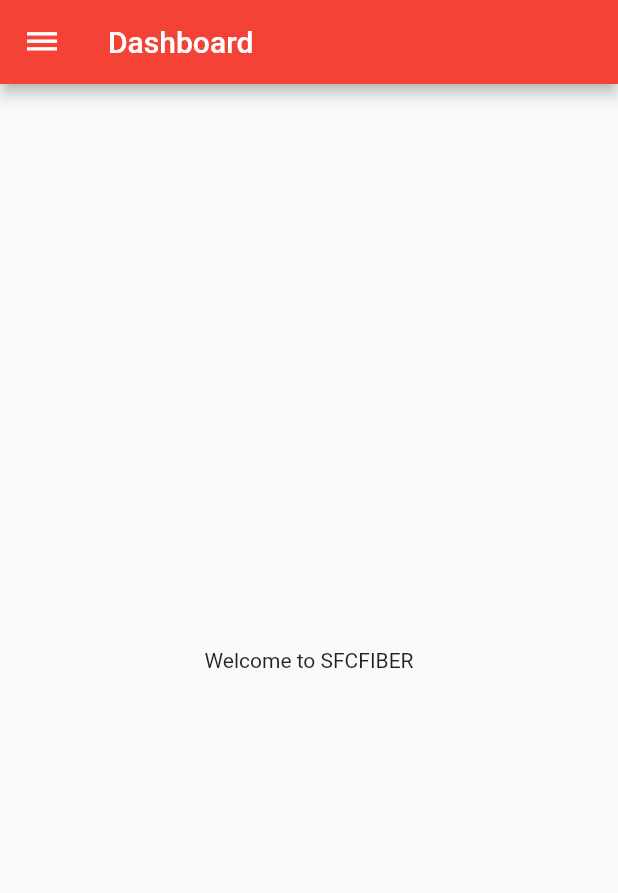
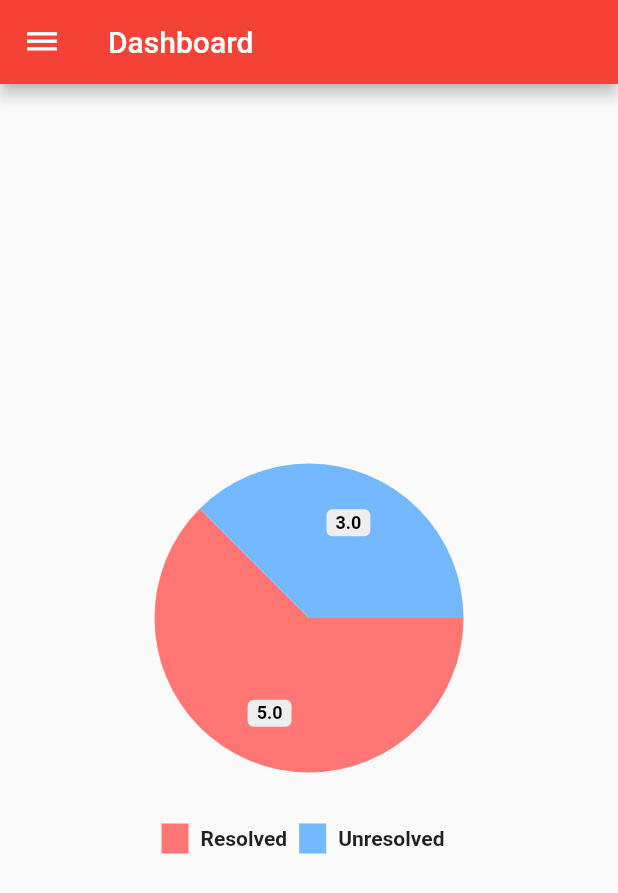
Before and after one commit to MartinMbae/sfc_network, a Flutter app: the HomePage screen opened directly, on a phone screen of 412 x 824 dp. Shown: the top 893 px of the screen. Run offline on Flutter 3.47's test engine with Material 2 defaults, Android fonts, the phone set to English and light mode, and no system bars; drawn by our look-alikes of pie_chart; our stand-ins replace flutter_form_builder, flutter_screenutil, google_fonts, google_maps_flutter, image_picker, shared_preferences; missing offline and left inert: ars_progress_dialog, flutter_awesome_alert_box; accounts and stored records are empty; statements that could not run were skipped.

```diff
--- a/lib/fragments/first_fragment.dart
+++ b/lib/fragments/first_fragment.dart
@@ -1,11 +1,39 @@
 import 'package:flutter/material.dart';
-import 'package:flutter_network/pages/login.dart';
+import 'package:pie_chart/pie_chart.dart';
 
 class FirstFragment extends StatelessWidget {
   @override
   Widget build(BuildContext context) {
+
+
+    Map<String, double> dataMap = {
+      "Resolved": 5,
+      "Unresolved": 3,
+    };
+
     return Center(
-      child: Text("Welcome to SFCFIBER"
+      child: PieChart(
+        dataMap: dataMap,
+        animationDuration: Duration(milliseconds: 1000),
+        chartLegendSpacing: 32,
+        chartRadius: MediaQuery.of(context).size.width / 2,
+        initialAngleInDegree: 0,
+        chartType: ChartType.disc,
+        legendOptions: LegendOptions(
+          showLegendsInRow: true,
+          legendPosition: LegendPosition.bottom,
+          showLegends: true,
+          legendShape: BoxShape.rectangle,
+          legendTextStyle: TextStyle(
+            fontWeight: FontWeight.bold,
+          ),
+        ),
+        chartValuesOptions: ChartValuesOptions(
+          showChartValueBackground: true,
+          showChartValues: true,
+          showChartValuesInPercentage: false,
+          showChartValuesOutside: false,
+        ),
       ),
     );
   }
--- a/pubspec.yaml
+++ b/pubspec.yaml
@@ -33,6 +33,7 @@ dependencies:
   flutter_form_builder: any
   image_picker: ^0.6.7+21
   google_maps_flutter: ^1.1.1
+  pie_chart: ^4.0.1
 
 dev_dependencies:
   flutter_test:
```
Also changed, not shown: pubspec.lock.
